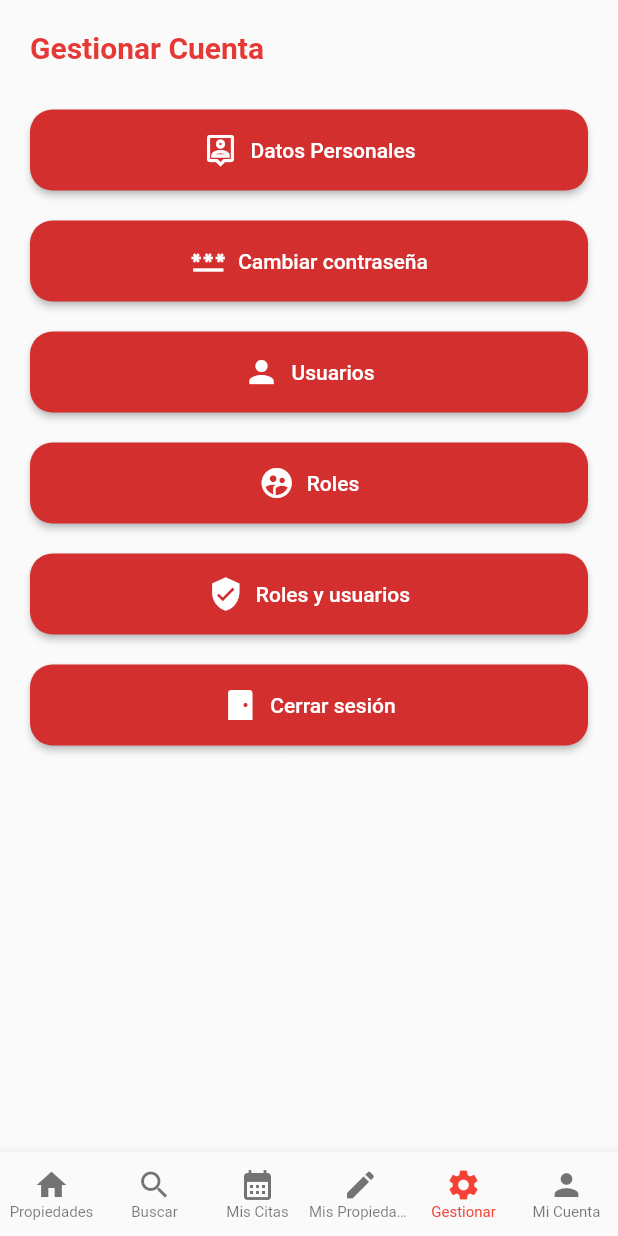
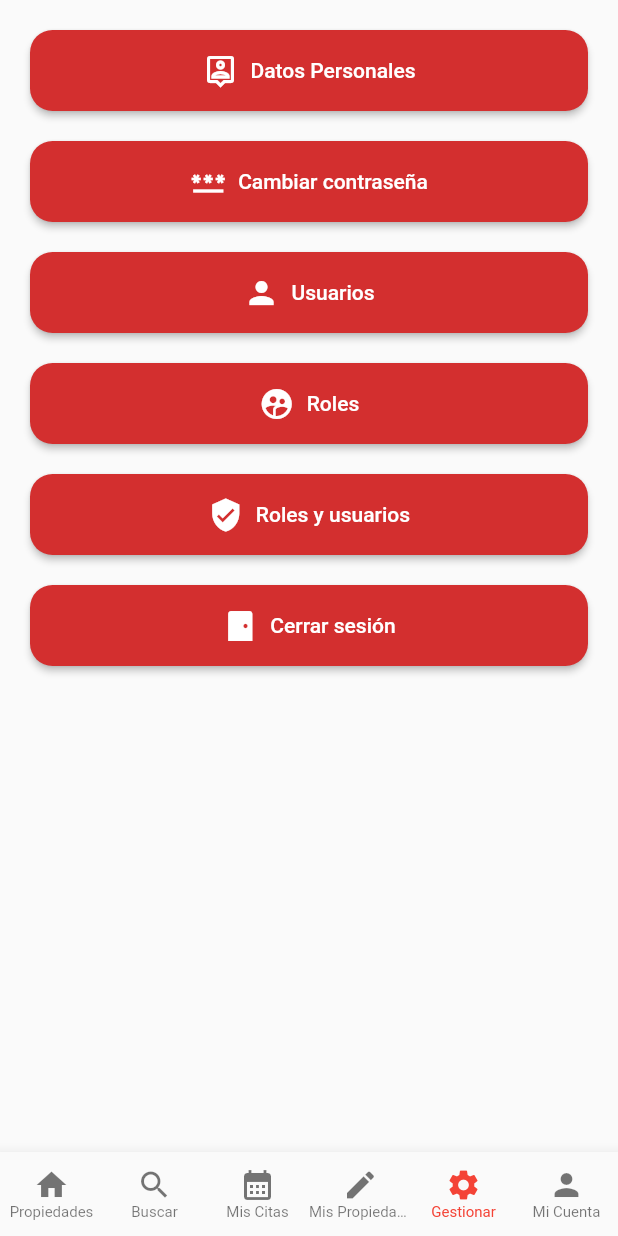
Before and after one commit to JosueDuran08z/homeshop, a Flutter app: the PaginaInicioWidget screen opened directly, item 5 of the bottom bar chosen, on a phone screen of 412 x 824 dp. Run offline on Flutter 3.47's test engine with Material 2 defaults, Android fonts, the phone set to English and light mode, and no system bars; our stand-ins replace date_field, flutter_image_slideshow, image_picker, table_calendar; missing offline and left inert: flutter_launch; network calls fail; statements that could not run were skipped.

Commit message:
Se eliminó el título

```diff
--- a/lib/widgets/gestionar/gestionarWidget.dart
+++ b/lib/widgets/gestionar/gestionarWidget.dart
@@ -80,22 +80,7 @@ class _GestionarWidgetState extends State<GestionarWidget> {
       padding: const EdgeInsets.all(20.0),
       child: Column(
         children: [
-          Row(
-            mainAxisAlignment: MainAxisAlignment.spaceBetween,
-            children: [
-              Text(
-                "Gestionar Cuenta",
-                style: TextStyle(
-                  fontSize: 20,
-                  fontWeight: FontWeight.bold,
-                  color: Colors.red[600],
-                ),
-              ),
-            ],
-          ),
-          const SizedBox(height: 30),
-          Expanded(
-            child: Column(
+          Column(
             children: [
               ElevatedButton.icon(
                 onPressed: _datosPersonales,
@@ -212,7 +197,6 @@ class _GestionarWidgetState extends State<GestionarWidget> {
               ),
             ],
           ),
-          ),
         ],
       ),
     );
```
Lines whose indentation alone changed are shown as unchanged.
